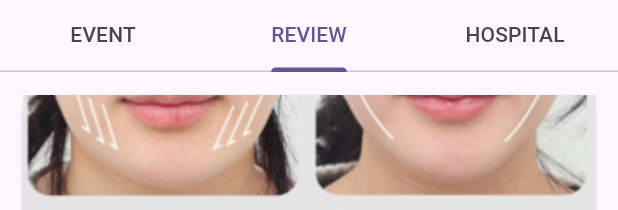
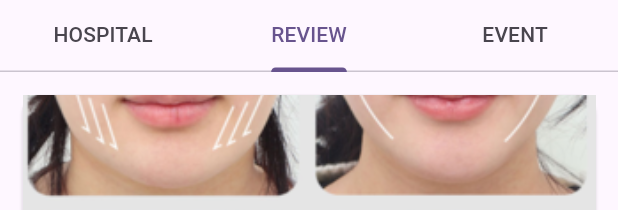
Before and after one commit to CodingBot000/Locationshop_flutter, a Flutter app: the TabsDetailWidget widget shown alone on an empty page, opened directly with empty values, tab 2 chosen, on a phone screen of 412 x 824 dp. Shown: the top 210 px of the screen. Run offline on Flutter 3.47's test engine with Material 3 defaults, Android fonts, the light colour scheme and no system bars; our stand-ins replace flutter_riverpod, flutter_svg, smooth_page_indicator; missing offline and left inert: carousel_slider_plus.

Commit message:
change tab array

```diff
--- a/lib/component/sns_list_widget.dart
+++ b/lib/component/sns_list_widget.dart
@@ -18,7 +18,7 @@ class SnsListWidget extends StatelessWidget {
       children: snsInfoList.map((snsInfo) {
 
         return Padding(
-          padding: const EdgeInsets.symmetric(vertical: 4.0),
+          padding: const EdgeInsets.symmetric(vertical: 8.0),
           child: GestureDetector(
             onTap: () async => {
                 print('snsInfo.hyperText: ${snsInfo.hyperText}'),
--- a/lib/pages/hospital/hospital_detail.dart
+++ b/lib/pages/hospital/hospital_detail.dart
@@ -71,7 +71,7 @@ class _HospitalDetailScreenState extends State<HospitalDetailScreen> {
                     ],
                   ),
             Positioned(
-              bottom: 16.0,
+              bottom: 136.0,
               right: 16.0,
               child: SnsListWidget(snsInfoList: _getDataDetail(dataDetail!)),
             ),
--- a/lib/pages/hospital/tabs_detail.dart
+++ b/lib/pages/hospital/tabs_detail.dart
@@ -52,23 +52,23 @@ class _TabsDetailWidgetState extends State<TabsDetailWidget> with SingleTickerPr
           TabBar(
             controller: tabController,
             tabs: [
+              Tab(text: RecommendMenu.hospital.value),
+              Tab(text: RecommendMenu.review.value),
               Tab(text: RecommendMenu.event.value),
-              Tab(text: RecommendMenu.review.value),
-              Tab(text: RecommendMenu.hospital.value),
             ],
           ),
           Expanded(
               child: TabBarView(
                 controller: tabController,
                 children: [
-                  EventListWidget(id: widget.data.id),
-                  ReviewWidget(id: widget.data.id),
                   dataDetail == null || descData == null ?
-                      const EmptyView()
-                  : HospitalInfoWidget(
+                  const EmptyView()
+                      : HospitalInfoWidget(
                       detaildata: dataDetail!,
                       descData: descData!
                   ),
+                  ReviewWidget(id: widget.data.id),
+                  EventListWidget(id: widget.data.id),
                 ],
               ),
           ),
```
